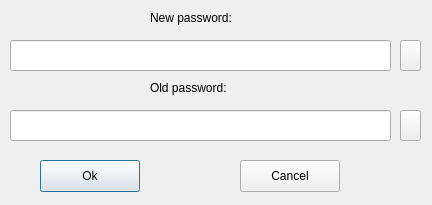
Above: View/ChangePassPopup.ui from maybeIllchangeitlater/SimpleStockExchange before the change. Below: the same form after it.
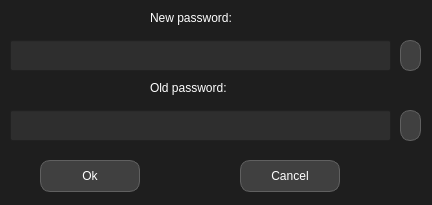
That is the form after the change. Icons and pictures are not drawn.

Commit message: style sheets and round buttons

Patch:
```diff
--- a/View/ChangePassPopup.ui
+++ b/View/ChangePassPopup.ui
@@ -11,7 +11,27 @@
    </rect>
   </property>
   <property name="windowTitle">
-   <string>Dialog</string>
+   <string>Change Password</string>
+  </property>
+  <property name="styleSheet">
+   <string notr="true">QWidget {
+    background-color: #1E1E1E;
+    color: #FFFFFF;
+}
+
+QLineEdit, QTextEdit, QPlainTextEdit {
+    background-color: #2E2E2E;
+    color: #FFFFFF;
+}
+
+QPushButton {
+    background-color: #404040;
+    color: #FFFFFF;
+    border: 1px solid #606060;
+    border-radius: 10px; 
+    padding: 5px 10px;  
+}
+</string>
   </property>
   <widget class="QLabel" name="label">
    <property name="geometry">
```
The commit also changes 13 other files.
